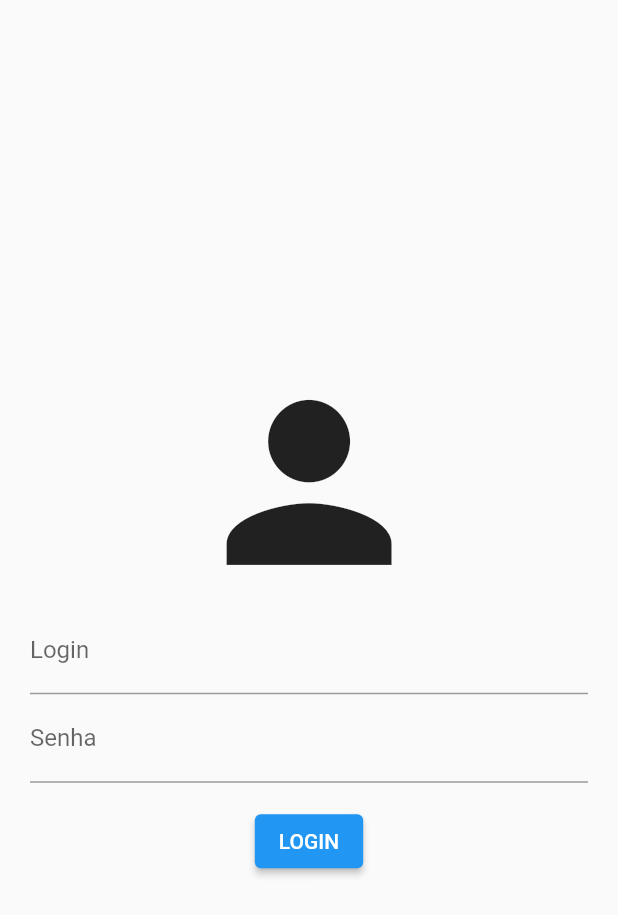
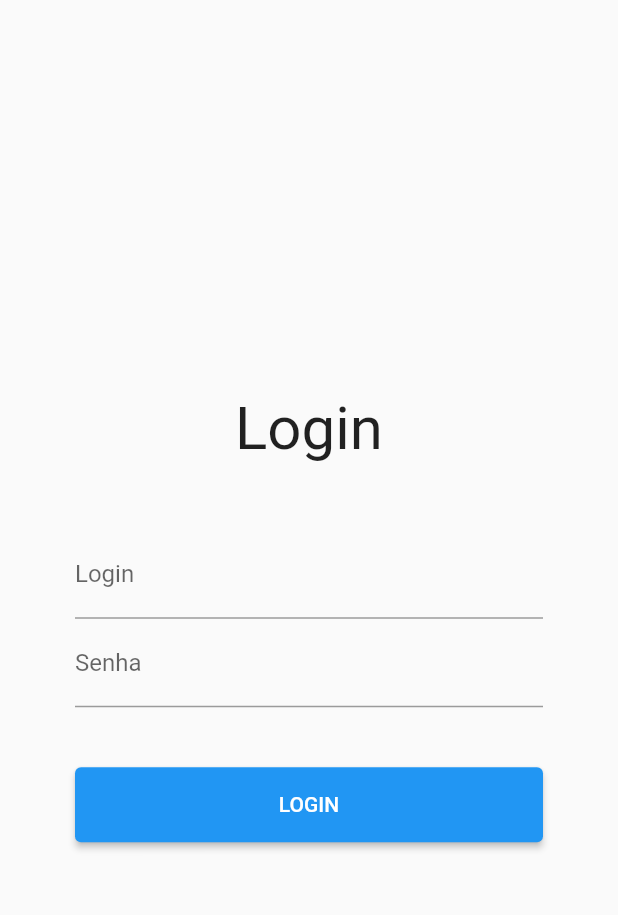
Before and after one commit to DavidCarrilho/app_placeholder, a Flutter app: the screen it shows after launch, on a phone screen of 412 x 824 dp. Shown: the top 915 px of the screen. Run offline on Flutter 3.47's test engine with Material 2 defaults, Android fonts, the phone set to English and light mode, and no system bars; our stand-ins replace dio, shared_preferences.

Commit message:
feat: new layout in app

```diff
--- a/lib/module/home/presenter/home_page.dart
+++ b/lib/module/home/presenter/home_page.dart
@@ -32,7 +32,7 @@ class _HomePageState extends State<HomePage> {
           IconButton(
             onPressed: () {
               PrefsService.logout();
-              Navigator.of(context).pushNamedAndRemoveUntil('/login', (_) => true);
+              Navigator.of(context).pushReplacementNamed('/login');
             },
             icon: const Icon(Icons.logout),
           )
--- a/lib/module/login/components/custom_login_button_component.dart
+++ b/lib/module/login/components/custom_login_button_component.dart
@@ -16,10 +16,39 @@ class CustomLoginButtonComponent extends StatelessWidget {
     return ValueListenableBuilder<bool>(
       valueListenable: loginController.inLoader,
       builder: (_, inLoader, __) => inLoader
-          ? const CircularProgressIndicator()
-          : ElevatedButton(
+          ? const PrimaryButton(
+              child: SizedBox(
+                height: 20,
+                width: 20,
+                child: CircularProgressIndicator(color: Colors.white, strokeWidth: 2),
+              ),
+            )
+          : PrimaryButton(
+              loginController: loginController,
+              child: const Text('LOGIN'),
+            ),
+    );
+  }
+}
+
+class PrimaryButton extends StatelessWidget {
+  const PrimaryButton({
+    Key? key,
+    this.loginController,
+    this.child,
+  }) : super(key: key);
+
+  final LoginController? loginController;
+  final Widget? child;
+
+  @override
+  Widget build(BuildContext context) {
+    return SizedBox(
+      height: 50,
+      width: double.infinity,
+      child: ElevatedButton(
         onPressed: () {
-                loginController.auth().then(
+          loginController!.auth().then(
             (result) {
               if (result) {
                 developer.log('Sucesso!');
@@ -37,7 +66,7 @@ class CustomLoginButtonComponent extends StatelessWidget {
             },
           );
         },
-              child: const Text('LOGIN'),
+        child: child,
       ),
     );
   }
--- a/lib/module/login/presenter/login_page.dart
+++ b/lib/module/login/presenter/login_page.dart
@@ -12,11 +12,17 @@ class LoginPage extends StatelessWidget {
   Widget build(BuildContext context) {
     return Scaffold(
       body: Container(
-        padding: const EdgeInsets.all(20),
+        padding: const EdgeInsets.all(50),
         child: Column(
           mainAxisAlignment: MainAxisAlignment.center,
           children: [
-            Icon(Icons.person, size: MediaQuery.of(context).size.height * 0.2),
+            const Text(
+              'Login',
+              style: TextStyle(fontSize: 40),
+            ),
+            const SizedBox(height: 44),
+            Column(
+              children: [
                 CustomTextFieldWidget(
                   label: 'Login',
                   onChanged: (_controller.setLogin),
@@ -26,8 +32,10 @@ class LoginPage extends StatelessWidget {
                   onChanged: (_controller.setPass),
                   obscureText: true,
                 ),
-            const SizedBox(height: 15),
+                const SizedBox(height: 40),
                 CustomLoginButtonComponent(loginController: _controller)
+              ],
+            )
           ],
         ),
       ),
```
Also changed, not shown: lib/module/splash/presenter/splash_page.dart (+10 -7 lines). Lines whose indentation alone changed are shown as unchanged.
